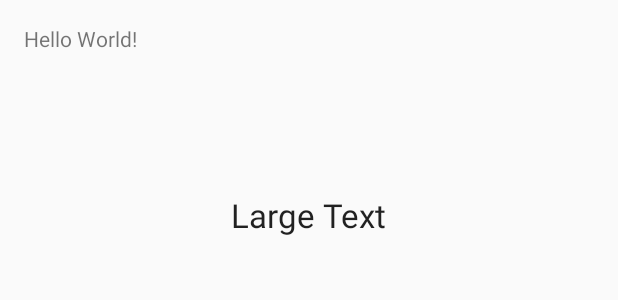
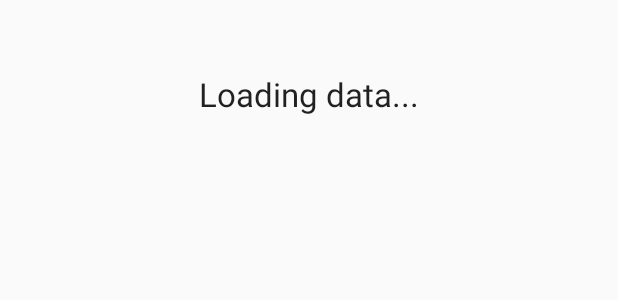
Before and after one commit to nz-Mark-Y/EnergyMonitor, an Android app: the layout activity_main.xml on its own in the app's theme, with its tools: preview values and no code run, on a phone screen of 412 x 824 dp. Shown: the top 300 px of the screen. Run offline under Robolectric (Android 15) with nearby library versions, the phone set to English and light mode, and no system bars.

Commit message:
Minor tweaks

```diff
--- a/app/src/main/java/electeng209/energymonitor/MainActivity.java
+++ b/app/src/main/java/electeng209/energymonitor/MainActivity.java
@@ -63,7 +63,7 @@ public class MainActivity extends AppCompatActivity {
                     // ||Right now it just displays the most recent MyData in a textView          ||
                     // ||Feel free to add helper functions and other classes                      ||
                     // ||=========================================================================||
-                    dataDisplay.setText("Number is:" + dataArrayList.get(dataArrayList.size()-1).number + "Value is: " + dataArrayList.get(dataArrayList.size()-1).value);
+                    dataDisplay.setText("Number is:" + dataArrayList.get(dataArrayList.size()-1).number + " Value is: " + dataArrayList.get(dataArrayList.size()-1).value);
                 }
             }
 
--- a/app/src/main/res/layout/activity_main.xml
+++ b/app/src/main/res/layout/activity_main.xml
@@ -12,17 +12,11 @@
     <TextView
         android:layout_width="wrap_content"
         android:layout_height="wrap_content"
-        android:text="Hello World!"
-        android:id="@+id/textView2" />
-
-    <TextView
-        android:layout_width="wrap_content"
-        android:layout_height="wrap_content"
         android:textAppearance="?android:attr/textAppearanceLarge"
-        android:text="Large Text"
+        android:text="@string/loading_data"
         android:id="@+id/textView"
-        android:layout_marginTop="93dp"
-        android:layout_below="@+id/textView2"
+        android:layout_marginTop="32dp"
+        android:layout_alignParentTop="true"
         android:layout_centerHorizontal="true" />
 
 </RelativeLayout>
--- a/app/src/main/res/values/strings.xml
+++ b/app/src/main/res/values/strings.xml
@@ -1,3 +1,4 @@
 <resources>
-    <string name="app_name">EnergyMonitor</string>
+    <string name="app_name">Wireless Energy Monitor</string>
+    <string name="loading_data">Loading data...</string>
 </resources>
```
